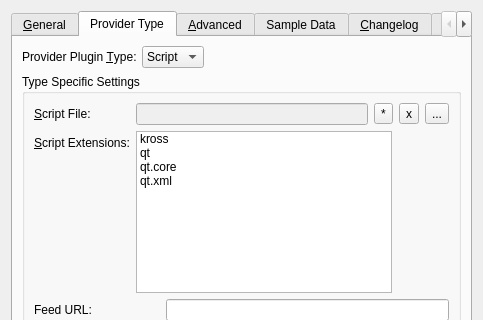
Qt form engine/timetablemate/src/timetablemateview_base.ui (KDE/publictransport) before a commit; both pictures show x 0 to 483 and y 0 to 320 of the 483 by 579 pixel window.
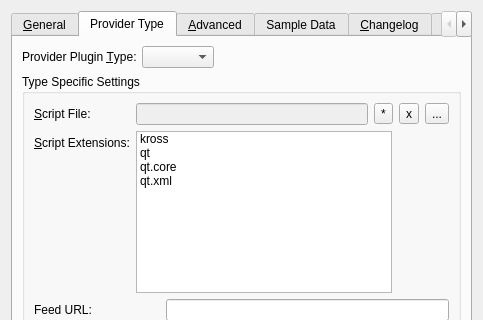
The same form after that commit. The open tabs and pages were chosen to show the change. Custom widgets are drawn as their Qt base class.

Commit message: Make provider types optional (script, gtfs, gtfs-realtime)

What changed in the file:
```diff
--- a/engine/timetablemate/src/timetablemateview_base.ui
+++ b/engine/timetablemate/src/timetablemateview_base.ui
@@ -347,16 +347,6 @@
          <property name="autoCompletion">
           <bool>false</bool>
          </property>
-         <item>
-          <property name="text">
-           <string>Script</string>
-          </property>
-         </item>
-         <item>
-          <property name="text">
-           <string>GTFS</string>
-          </property>
-         </item>
         </widget>
        </item>
        <item row="1" column="0" colspan="2">
```
Left out of the diff: 2 changed lines with no effect on the pictures. The commit also changes 119 other files.
